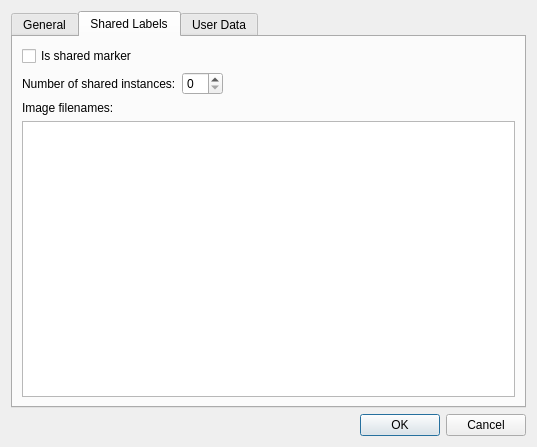
Before: the Qt Designer form anno/LabelDefinitionPropertiesDialog.ui in urobots-io/anno, drawn with Qt 5.
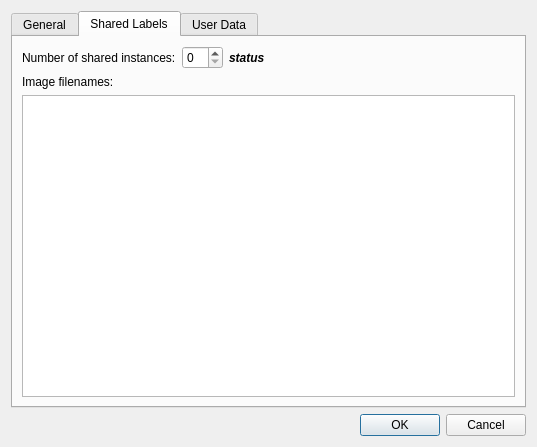
After: the same form once the commit is applied. The open tabs and pages were chosen to show the change.

Commit message: Send selected definition to the editor

What changed in the file:
```diff
--- a/anno/LabelDefinitionPropertiesDialog.ui
+++ b/anno/LabelDefinitionPropertiesDialog.ui
@@ -64,13 +64,6 @@
        <string>Shared Labels</string>
       </attribute>
       <layout class="QVBoxLayout" name="verticalLayout_2">
-       <item>
-        <widget class="QCheckBox" name="checkBox">
-         <property name="text">
-          <string>Is shared marker</string>
-         </property>
-        </widget>
-       </item>
        <item>
         <widget class="QWidget" name="widget_2" native="true">
          <layout class="QHBoxLayout" name="horizontalLayout">
@@ -96,6 +89,20 @@
           <item>
            <widget class="QSpinBox" name="spinBox"/>
           </item>
+          <item>
+           <widget class="QLabel" name="shared_status_label">
+            <property name="font">
+             <font>
+              <weight>75</weight>
+              <italic>true</italic>
+              <bold>true</bold>
+             </font>
+            </property>
+            <property name="text">
+             <string>status</string>
+            </property>
+           </widget>
+          </item>
           <item>
            <spacer name="horizontalSpacer">
             <property name="orientation">
```
Left out of the diff: 4 changed lines with no effect on the pictures. The commit also changes 3 other files.
